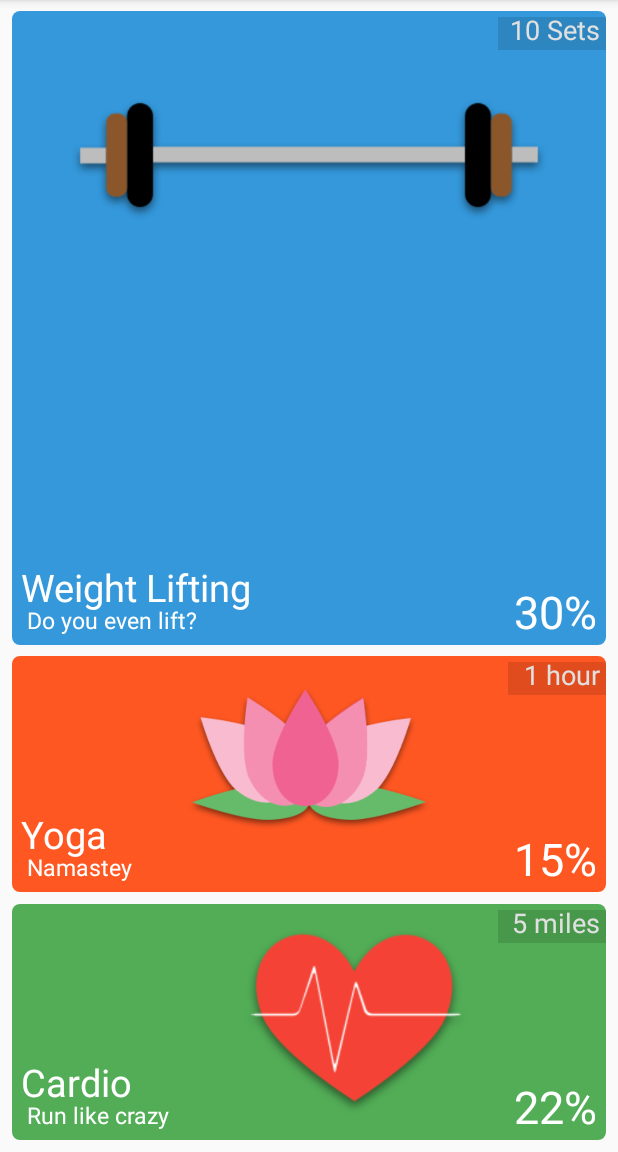
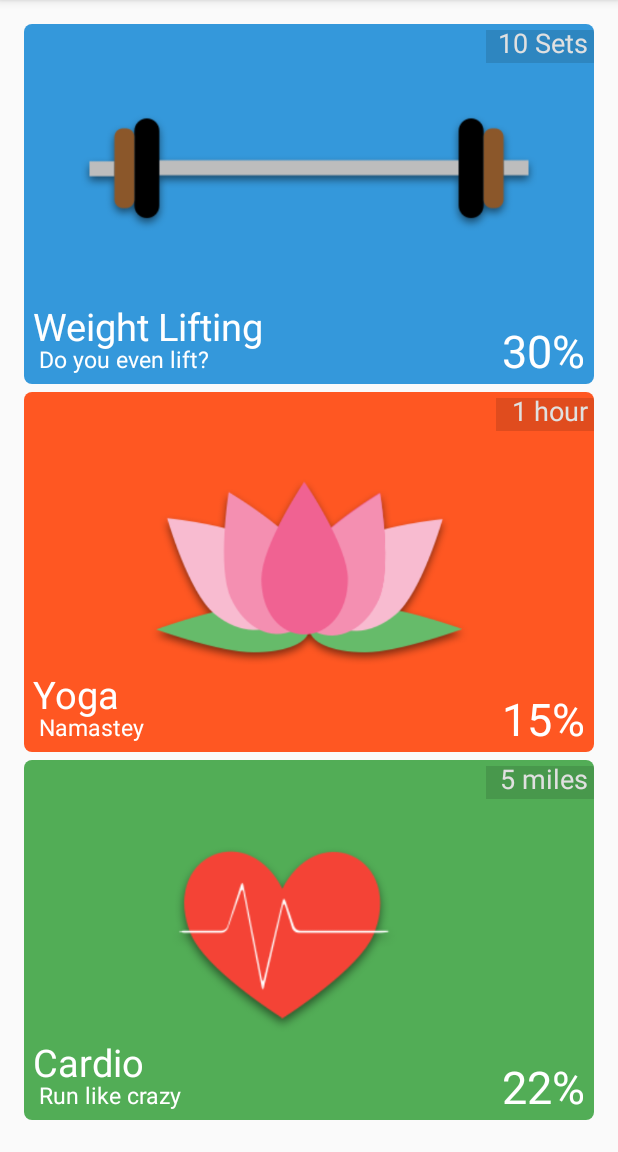
Before and after one commit to shgaurav/FitorFlab, an Android app: the screen it shows after launch (MainActivity), on a phone screen of 412 x 824 dp, the part 84-1236 px from its top. Run offline under Robolectric (Android 15) with nearby library versions, the phone set to English and light mode, and no system bars.

Commit message:
Added back Linear Layout after creating a branch to store contraint layout version of the project -Version2.0 -Stable

```diff
--- a/app/src/main/res/layout/activity_main.xml
+++ b/app/src/main/res/layout/activity_main.xml
@@ -1,32 +1,26 @@
 <?xml version="1.0" encoding="utf-8"?>
-<android.support.constraint.ConstraintLayout xmlns:android="http://schemas.android.com/apk/res/android"
+<LinearLayout xmlns:android="http://schemas.android.com/apk/res/android"
     xmlns:app="http://schemas.android.com/apk/res-auto"
     android:orientation="vertical"
     xmlns:tools="http://schemas.android.com/tools"
     android:id="@+id/activity_main"
     android:layout_width="match_parent"
     android:layout_height="match_parent"
+    android:paddingBottom="@dimen/activity_vertical_margin"
+    android:paddingLeft="@dimen/activity_horizontal_margin"
+    android:paddingRight="@dimen/activity_horizontal_margin"
+    android:paddingTop="@dimen/activity_vertical_margin"
     tools:context="com.example.gaurav.fitorflab.MainActivity"
     android:weightSum="3">
 
     <RelativeLayout
-        android:layout_width="0dp"
+        android:layout_width="match_parent"
+        android:layout_height="match_parent"
         android:background="@drawable/rounded_corners"
         android:backgroundTint="#3498db"
-        android:id="@+id/weightBtn"
-        android:layout_height="0dp"
-        tools:layout_constraintTop_creator="1"
-        tools:layout_constraintRight_creator="1"
-        tools:layout_constraintBottom_creator="1"
-        app:layout_constraintBottom_toTopOf="@+id/yogaBtn"
-        android:layout_marginStart="8dp"
-        android:layout_marginEnd="8dp"
-        app:layout_constraintRight_toRightOf="parent"
-        android:layout_marginTop="7dp"
-        tools:layout_constraintLeft_creator="1"
-        android:layout_marginBottom="7dp"
-        app:layout_constraintLeft_toLeftOf="parent"
-        app:layout_constraintTop_toTopOf="parent">
+        android:layout_weight="1"
+        android:layout_marginBottom="5dp"
+        android:id="@+id/weightBtn">
 
         <TextView
             android:text="Weight Lifting"
@@ -65,6 +59,19 @@
             android:layout_alignParentEnd="true"
             android:paddingBottom="2dp" />
 
+        <ImageView
+            android:layout_width="wrap_content"
+            android:layout_height="wrap_content"
+            app:srcCompat="@drawable/weight2x"
+            android:id="@+id/imageView"
+            android:paddingBottom="0dp"
+            android:src="@drawable/weight2x"
+            android:minHeight="198dp"
+            android:scaleX="0.8"
+            android:scaleY="0.8"
+            android:layout_alignParentTop="true"
+            android:layout_alignParentStart="true" />
+
         <TextView
             android:text="10 Sets"
             android:layout_width="wrap_content"
@@ -85,36 +92,16 @@
             android:layout_height="22dp"
             android:layout_width="72dp" />
 
-        <ImageView
-            android:layout_width="wrap_content"
-            android:layout_height="wrap_content"
-            app:srcCompat="@drawable/weight2x"
-            android:id="@+id/imageView"
-            android:paddingBottom="0dp"
-            android:src="@drawable/weight2x"
-            android:minHeight="198dp"
-            android:scaleX="0.8"
-            android:scaleY="0.8"
-            android:layout_alignParentTop="true"
-            android:layout_alignParentStart="true" />
-
     </RelativeLayout>
 
     <RelativeLayout
-        android:layout_width="0dp"
+        android:layout_width="match_parent"
+        android:layout_height="match_parent"
         android:background="@drawable/rounded_corners"
         android:backgroundTint="#FF5722"
-        android:id="@+id/yogaBtn"
-        android:layout_height="157dp"
-        tools:layout_constraintRight_creator="1"
-        tools:layout_constraintBottom_creator="1"
-        app:layout_constraintBottom_toTopOf="@+id/cardioBtn"
-        android:layout_marginStart="8dp"
-        android:layout_marginEnd="8dp"
-        app:layout_constraintRight_toRightOf="parent"
-        tools:layout_constraintLeft_creator="1"
-        android:layout_marginBottom="8dp"
-        app:layout_constraintLeft_toLeftOf="parent">
+        android:layout_weight="1"
+        android:layout_marginBottom="5dp"
+        android:id="@+id/yogaBtn">
 
         <TextView
             android:text="Yoga"
@@ -189,18 +176,13 @@
     </RelativeLayout>
 
     <RelativeLayout
-        android:layout_width="0dp"
+        android:layout_width="match_parent"
+        android:layout_height="match_parent"
         android:background="@drawable/rounded_corners"
         android:backgroundTint="#52ad56"
-        android:id="@+id/cardioBtn"
-        android:layout_height="157dp"
-        tools:layout_constraintRight_creator="1"
-        tools:layout_constraintBottom_creator="1"
-        app:layout_constraintBottom_toBottomOf="parent"
-        app:layout_constraintRight_toRightOf="@+id/yogaBtn"
-        tools:layout_constraintLeft_creator="1"
-        android:layout_marginBottom="8dp"
-        app:layout_constraintLeft_toLeftOf="@+id/yogaBtn">
+        android:layout_weight="1"
+        android:layout_marginBottom="5dp"
+        android:id="@+id/cardioBtn">
 
         <TextView
             android:text="Cardio"
@@ -269,11 +251,10 @@
             android:minHeight="198dp"
             android:scaleX="0.8"
             android:scaleY="0.8"
-            android:scaleType="centerInside"
-            android:layout_alignParentBottom="true"
-            android:layout_toStartOf="@+id/textView6" />
+            android:layout_centerVertical="true"
+            android:layout_toEndOf="@+id/textView2" />
 
     </RelativeLayout>
 
 
-</android.support.constraint.ConstraintLayout>
+</LinearLayout>
```
